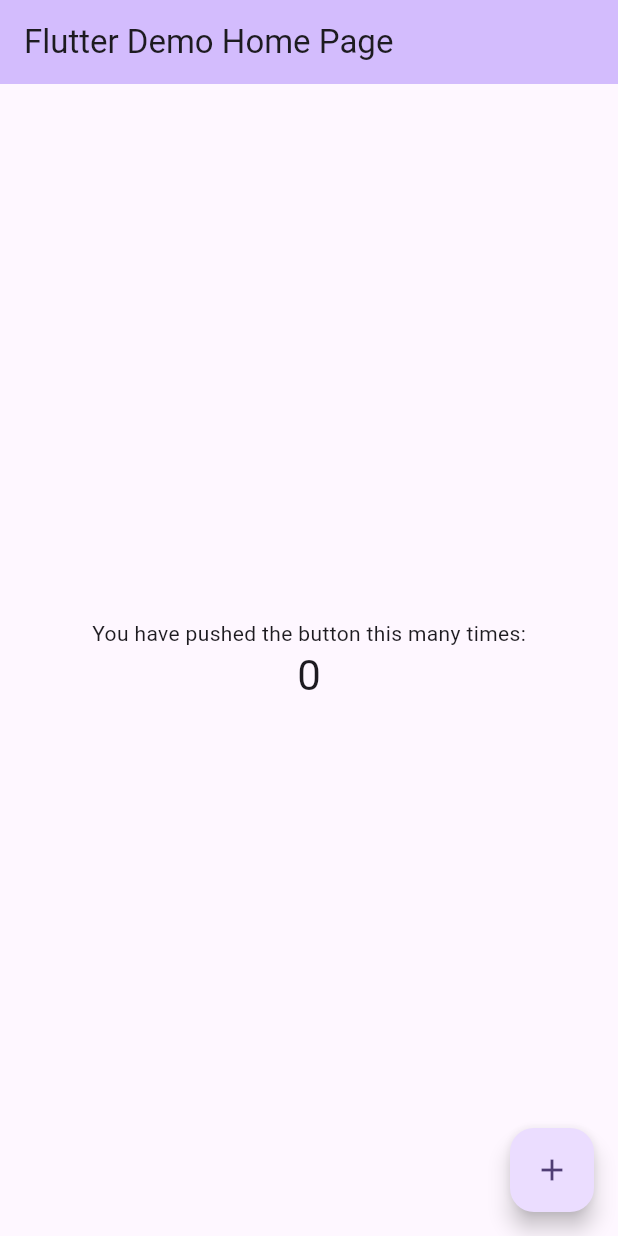
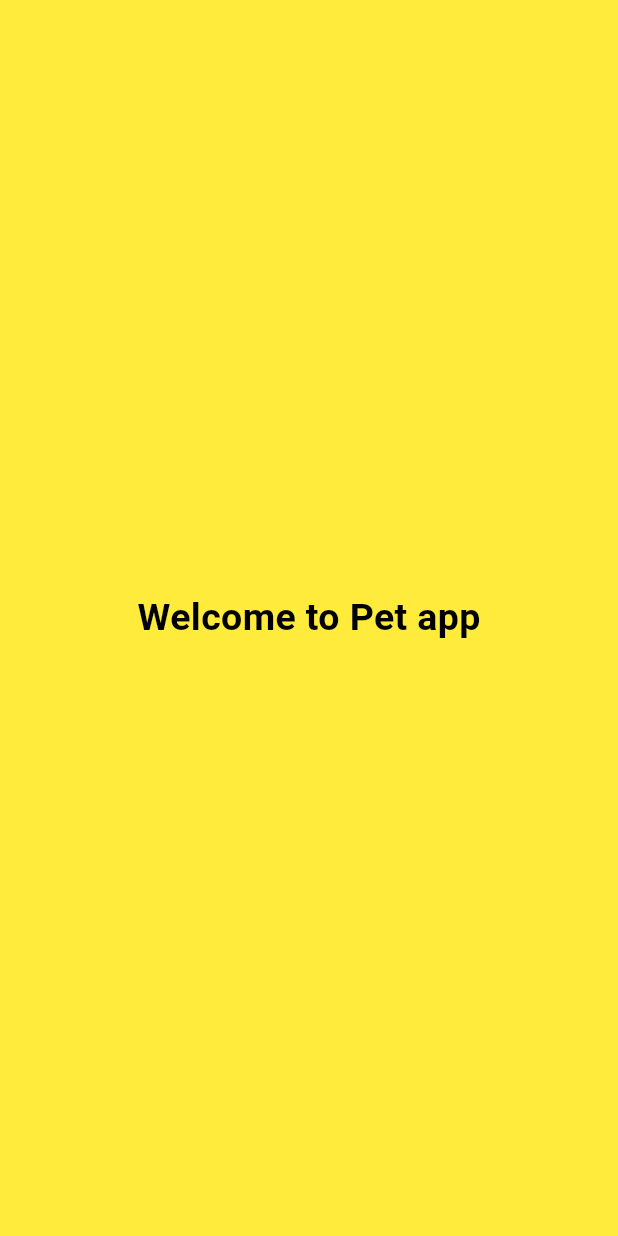
Before and after one commit to sachithrakalani/Animal-Guardian, a Flutter app: the first screen one second after launch, on a phone screen of 412 x 824 dp. Run offline on Flutter 3.47's test engine with Material 3 defaults, Android fonts, the phone set to English and light mode, and no system bars.

Commit message:
Create Get Start page

```diff
--- /dev/null
+++ b/lib/getStartPage.dart
@@ -0,0 +1,41 @@
+import 'package:flutter/material.dart';
+
+class GetStartPage extends StatefulWidget {
+  final Widget?child;
+  const GetStartPage({super.key, this.child});
+
+  @override
+  State<GetStartPage> createState() => _GetStartPageState();
+}
+
+class _GetStartPageState extends State<GetStartPage> {
+
+  @override
+  void initState(){
+    Future.delayed(
+      const Duration(seconds: 3),(){
+        Navigator.pushAndRemoveUntil(context, MaterialPageRoute(builder: (context)=>widget.child!), (route) => false);
+      }
+    );
+    super.initState();
+  }
+
+  @override
+  Widget build(BuildContext context) {
+    return Scaffold(
+      body:Container(
+        color: Colors.yellow,
+        child: const Center(
+          child:Text(
+          'Welcome to Pet app',
+          style: TextStyle(
+            color: Colors.black,
+            fontWeight: FontWeight.bold,
+            fontSize: 25
+          ),
+
+        ),),
+      )
+    );
+  }
+}
--- /dev/null
+++ b/lib/homeAppBar.dart
@@ -0,0 +1,15 @@
+import 'package:flutter/material.dart';
+
+class HomeAppBar extends StatefulWidget {
+  const HomeAppBar({super.key});
+
+  @override
+  State<HomeAppBar> createState() => _HomeAppBarState();
+}
+
+class _HomeAppBarState extends State<HomeAppBar> {
+  @override
+  Widget build(BuildContext context) {
+    return Scaffold();
+  }
+}
--- a/lib/main.dart
+++ b/lib/main.dart
@@ -1,3 +1,5 @@
+import 'package:animal_gardian/getStartPage.dart';
+import 'package:animal_gardian/homeAppBar.dart';
 import 'package:flutter/material.dart';
 
 void main() {
@@ -11,115 +13,14 @@
   @override
   Widget build(BuildContext context) {
     return MaterialApp(
+      debugShowCheckedModeBanner: false,
       title: 'Flutter Demo',
-      theme: ThemeData(
-        // This is the theme of your application.
-        //
-        // TRY THIS: Try running your application with "flutter run". You'll see
-        // the application has a purple toolbar. Then, without quitting the app,
-        // try changing the seedColor in the colorScheme below to Colors.green
-        // and then invoke "hot reload" (save your changes or press the "hot
-        // reload" button in a Flutter-supported IDE, or press "r" if you used
-        // the command line to start the app).
-        //
-        // Notice that the counter didn't reset back to zero; the application
-        // state is not lost during the reload. To reset the state, use hot
-        // restart instead.
-        //
-        // This works for code too, not just values: Most code changes can be
-        // tested with just a hot reload.
-        colorScheme: ColorScheme.fromSeed(seedColor: Colors.deepPurple),
-        useMaterial3: true,
-      ),
-      home: const MyHomePage(title: 'Flutter Demo Home Page'),
+      routes: {
+        '/': (context) => const GetStartPage(
+          // Here, you can decide whether to show the LoginPage or HomePage based on user authentication
+          child: HomeAppBar(),
+        ),
+      },
     );
   }
 }
-
-class MyHomePage extends StatefulWidget {
-  const MyHomePage({super.key, required this.title});
-
-  // This widget is the home page of your application. It is stateful, meaning
-  // that it has a State object (defined below) that contains fields that affect
-  // how it looks.
-
-  // This class is the configuration for the state. It holds the values (in this
-  // case the title) provided by the parent (in this case the App widget) and
-  // used by the build method of the State. Fields in a Widget subclass are
-  // always marked "final".
-
-  final String title;
-
-  @override
-  State<MyHomePage> createState() => _MyHomePageState();
-}
-
-class _MyHomePageState extends State<MyHomePage> {
-  int _counter = 0;
-
-  void _incrementCounter() {
-    setState(() {
-      // This call to setState tells the Flutter framework that something has
-      // changed in this State, which causes it to rerun the build method below
-      // so that the display can reflect the updated values. If we changed
-      // _counter without calling setState(), then the build method would not be
-      // called again, and so nothing would appear to happen.
-      _counter++;
-    });
-  }
-
-  @override
-  Widget build(BuildContext context) {
-    // This method is rerun every time setState is called, for instance as done
-    // by the _incrementCounter method above.
-    //
-    // The Flutter framework has been optimized to make rerunning build methods
-    // fast, so that you can just rebuild anything that needs updating rather
-    // than having to individually change instances of widgets.
-    return Scaffold(
-      appBar: AppBar(
-        // TRY THIS: Try changing the color here to a specific color (to
-        // Colors.amber, perhaps?) and trigger a hot reload to see the AppBar
-        // change color while the other colors stay the same.
-        backgroundColor: Theme.of(context).colorScheme.inversePrimary,
-        // Here we take the value from the MyHomePage object that was created by
-        // the App.build method, and use it to set our appbar title.
-        title: Text(widget.title),
-      ),
-      body: Center(
-        // Center is a layout widget. It takes a single child and positions it
-        // in the middle of the parent.
-        child: Column(
-          // Column is also a layout widget. It takes a list of children and
-          // arranges them vertically. By default, it sizes itself to fit its
-          // children horizontally, and tries to be as tall as its parent.
-          //
-          // Column has various properties to control how it sizes itself and
-          // how it positions its children. Here we use mainAxisAlignment to
-          // center the children vertically; the main axis here is the vertical
-          // axis because Columns are vertical (the cross axis would be
-          // horizontal).
-          //
-          // TRY THIS: Invoke "debug painting" (choose the "Toggle Debug Paint"
-          // action in the IDE, or press "p" in the console), to see the
-          // wireframe for each widget.
-          mainAxisAlignment: MainAxisAlignment.center,
-          children: <Widget>[
-            const Text(
-              'You have pushed the button this many times:',
-            ),
-            Text(
-              '$_counter',
-              style: Theme.of(context).textTheme.headlineMedium,
-            ),
-          ],
-        ),
-      ),
-      floatingActionButton: FloatingActionButton(
-        onPressed: _incrementCounter,
-        tooltip: 'Increment',
-        child: const Icon(Icons.add),
-      ), // This trailing comma makes auto-formatting nicer for build methods.
-    );
-  }
-}
```
